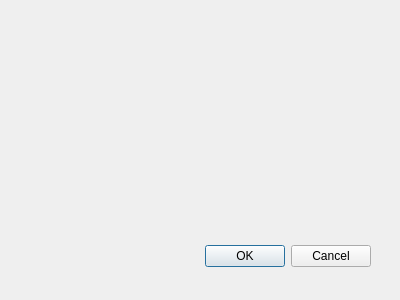
Qt form mosaic_preview_dialog_base.ui (alonzosan/mosaic-preview) before a commit.
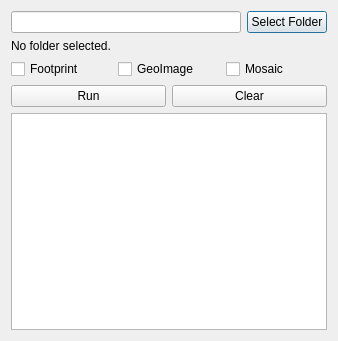
The same form after that commit.

Diff of the .ui file:
```diff
--- a/mosaic_preview_dialog_base.ui
+++ b/mosaic_preview_dialog_base.ui
@@ -1,33 +1,86 @@
 <ui version="4.0" >
  <class>MosaicPreviewDialogBase</class>
- <widget class="QDialog" name="MosaicPreviewDialogBase" >
-  <property name="geometry" >
+ <widget class="QDialog" name="MosaicPreviewDialogBase">
+  <property name="geometry">
    <rect>
     <x>0</x>
     <y>0</y>
-    <width>400</width>
-    <height>300</height>
+    <width>338</width>
+    <height>341</height>
    </rect>
   </property>
   <property name="windowTitle" >
    <string>Mosaic Preview</string>
   </property>
-  <widget class="QDialogButtonBox" name="button_box" >
-   <property name="geometry" >
-    <rect>
-     <x>30</x>
-     <y>240</y>
-     <width>341</width>
-     <height>32</height>
-    </rect>
-   </property>
-   <property name="orientation" >
-    <enum>Qt::Horizontal</enum>
-   </property>
-   <property name="standardButtons" >
-    <set>QDialogButtonBox::Cancel|QDialogButtonBox::Ok</set>
-   </property>
-  </widget>
+  <layout class="QVBoxLayout" name="verticalLayout">
+   <item>
+    <layout class="QHBoxLayout" name="folderLayout">
+     <item>
+      <widget class="QLineEdit" name="folderLineEdit"/>
+     </item>
+     <item>
+      <widget class="QPushButton" name="selectFolderButton">
+       <property name="text">
+        <string>Select Folder</string>
+       </property>
+      </widget>
+     </item>
+    </layout>
+   </item>
+   <item>
+    <widget class="QLabel" name="folderStatusLabel">
+     <property name="text">
+      <string>No folder selected.</string>
+     </property>
+    </widget>
+   </item>
+   <item>
+    <layout class="QHBoxLayout" name="checkboxLayout">
+     <item>
+      <widget class="QCheckBox" name="footprintCheckbox">
+       <property name="text">
+        <string>Footprint</string>
+       </property>
+      </widget>
+     </item>
+     <item>
+      <widget class="QCheckBox" name="geoimageCheckbox">
+       <property name="text">
+        <string>GeoImage</string>
+       </property>
+      </widget>
+     </item>
+     <item>
+      <widget class="QCheckBox" name="mosaicCheckbox">
+       <property name="text">
+        <string>Mosaic</string>
+       </property>
+      </widget>
+     </item>
+    </layout>
+   </item>
+   <item>
+    <layout class="QHBoxLayout" name="buttonLayout">
+     <item>
+      <widget class="QPushButton" name="runButton">
+       <property name="text">
+        <string>Run</string>
+       </property>
+      </widget>
+     </item>
+     <item>
+      <widget class="QPushButton" name="clearButton">
+       <property name="text">
+        <string>Clear</string>
+       </property>
+      </widget>
+     </item>
+    </layout>
+   </item>
+   <item>
+    <widget class="QTextEdit" name="outputTextEdit"/>
+   </item>
+  </layout>
  </widget>
  <resources/>
  <connections>
```
Left out of the diff: 40 changed lines with no effect on the pictures.
